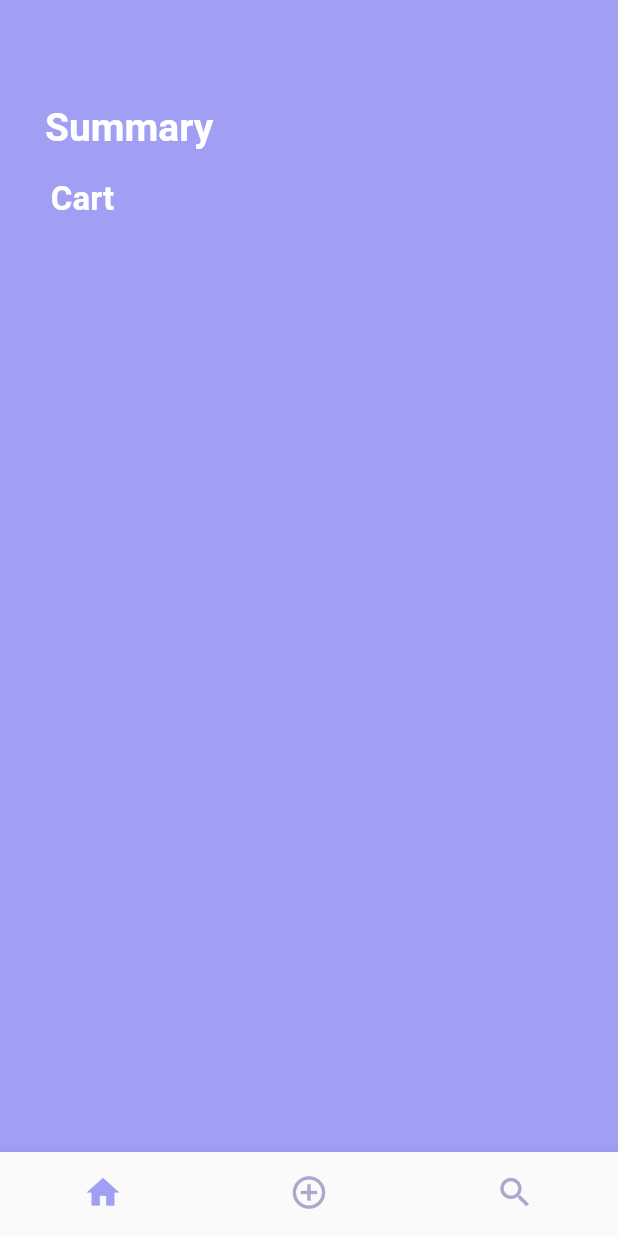
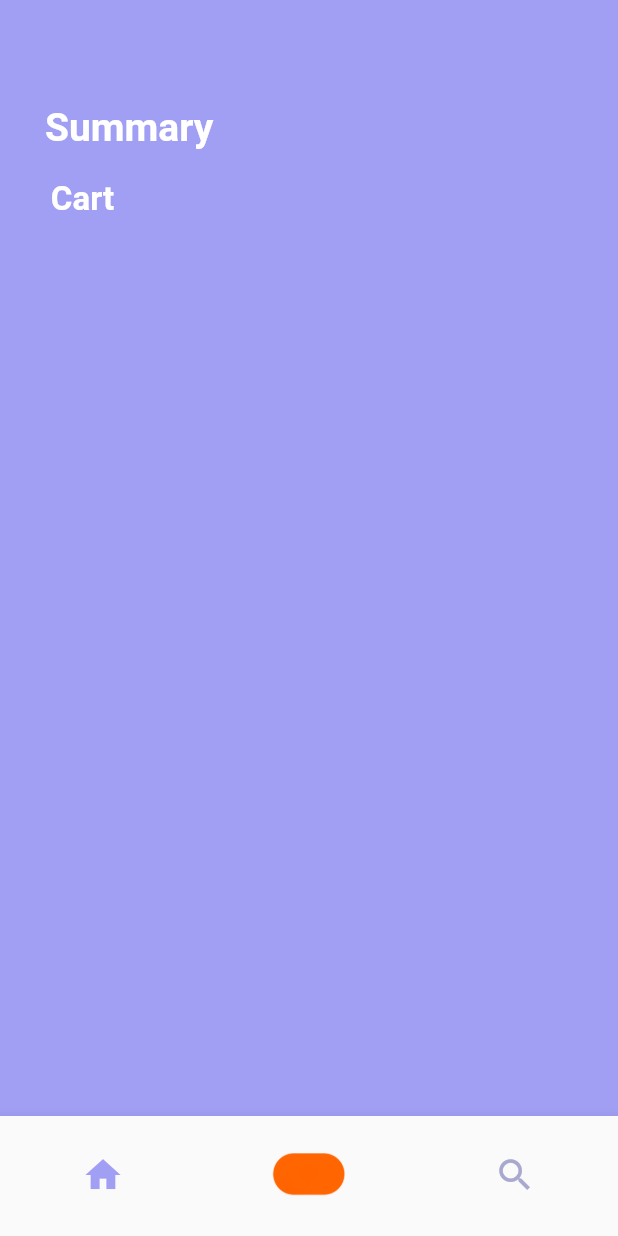
Before and after one commit to khusainnov/summary_project, a Flutter app: the screen it shows after launch, on a phone screen of 412 x 824 dp. Run offline on Flutter 3.47's test engine with Material 2 defaults, Android fonts, the light colour scheme and no system bars.

Commit message:
Buttons update

```diff
--- a/lib/homeScreen.dart
+++ b/lib/homeScreen.dart
@@ -32,15 +32,18 @@ class _HomeScreenPageState extends State<HomeScreenPage> {
             children: [
               Padding(padding: EdgeInsets.only(top: 20, left: 110)),
               Text('Cart', style: TextStyle(color: Colors.white, fontSize: 22, fontWeight: FontWeight.w600),),
-          ],),
-          // ListView.builder(
-          //     itemCount: itemCount.length,
-          //     itemBuilder: (BuildContext context, int index) {
-          //       return Text('Wassup');
-          //     },
-          // ),
+            ],
+          ),
         ],
       ),
     );
   }
 }
+
+/* body: Container(
+     child: Container(
+       child: Container(),
+     ),
+   ),
+* попробовать body прописать через ListView
+*/
--- a/lib/mainScreens.dart
+++ b/lib/mainScreens.dart
@@ -40,16 +40,18 @@ class _HomeState extends State<Home> {
         showUnselectedLabels: false,
         items: const<BottomNavigationBarItem>[
           BottomNavigationBarItem(
-              icon: Icon(Icons.home_outlined, size: 26, color: Color.fromRGBO(169, 169, 208, 1.0),),
-              activeIcon: Icon(Icons.home, size: 26, color: Color.fromRGBO(161, 159, 243, 1.0),),
+              icon: Icon(Icons.home_outlined, size: 28, color: Color.fromRGBO(169, 169, 208, 1.0),),
+              activeIcon: Icon(Icons.home, size: 28, color: Color.fromRGBO(161, 159, 243, 1.0),),
               label: 'Home' ),
           BottomNavigationBarItem(
-              icon: Icon(Icons.add_circle_outline_sharp, size: 26, color: Color.fromRGBO(169, 169, 208, 1.0),),
-              activeIcon: Icon(Icons.add_circle_outlined, size: 26, color: Color.fromRGBO(161, 159, 243, 1.0)),
+              // icon: Icon(Icons.add_circle_outline_sharp, size: 26, color: Color.fromRGBO(169, 169, 208, 1.0),),
+              // activeIcon: Icon(Icons.add_circle_outlined, size: 26, color: Color.fromRGBO(161, 159, 243, 1.0)),
+              icon: ImageIcon(AssetImage('assets/menu.png'), size: 50, color: Color.fromRGBO(255, 100, 0, 1.0),),
+              activeIcon: ImageIcon(AssetImage('assets/menu.png'), size: 50, color: Color.fromRGBO(245, 120, 34, 1.0),),
               label: 'Menu'),
           BottomNavigationBarItem(
-            icon: Icon(Icons.search_sharp, size: 26, color: Color.fromRGBO(169, 169, 208, 1.0),),
-            activeIcon: ImageIcon(AssetImage('assets/searchPressed.png'), size: 26, color: Color.fromRGBO(161, 159, 243, 1.0),),
+            icon: Icon(Icons.search_sharp, size: 28, color: Color.fromRGBO(169, 169, 208, 1.0),),
+            activeIcon: ImageIcon(AssetImage('assets/searchPressed.png'), size: 28, color: Color.fromRGBO(161, 159, 243, 1.0),),
             label: 'Search', ),
         ],
         currentIndex: _selectedIndex,
@@ -58,3 +60,11 @@ class _HomeState extends State<Home> {
     );
   }
 }
+
+/* body: Container(
+     child: Container(
+       child: Container(),
+     ),
+   ),
+* попробовать body прописать через ListView
+*/
--- a/pubspec.yaml
+++ b/pubspec.yaml
@@ -69,7 +69,7 @@ flutter:
 
 
   assets:
-    - assets/menu.jpeg
+    - assets/menu.png
     - assets/searchPressed.png
 
   # fonts:
```
Also changed, not shown: assets/menu.png (renamed from assets/menu.jpeg).
